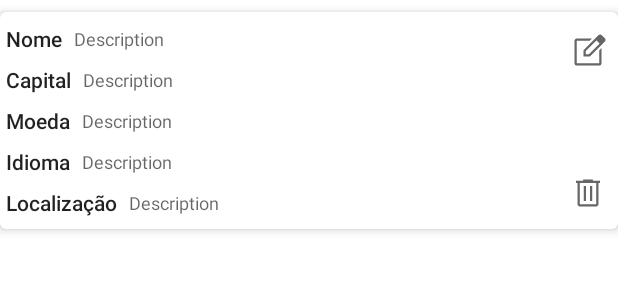
After one commit to Rphmelo/Android_3SIT_2023, an Android app: the layout view_country_item.xml on its own in the app's theme, with its tools: preview values and no code run, on a phone screen of 412 x 824 dp. The commit adds this screen. Shown: the top 300 px of the screen. Run offline under Robolectric (Android 15) with nearby library versions, the phone set to English and light mode, and no system bars.

Commit message:
prep for class

```diff
--- a/Countries/app/build.gradle
+++ b/Countries/app/build.gradle
@@ -4,7 +4,7 @@ plugins {
 }
 
 android {
-    compileSdk 32
+    compileSdk 33
 
     defaultConfig {
         applicationId "br.com.fiap.countries"
--- /dev/null
+++ b/Countries/app/src/main/res/drawable/ic_delete.xml
@@ -0,0 +1,11 @@
+<?xml version="1.0" encoding="utf-8"?>
+<vector xmlns:android="http://schemas.android.com/apk/res/android"
+    android:width="48dp"
+    android:height="48dp"
+    android:viewportWidth="48"
+    android:viewportHeight="48"
+    android:tint="?attr/colorControlNormal">
+    <path
+        android:fillColor="@android:color/white"
+        android:pathData="M13.05,42Q11.8,42 10.925,41.125Q10.05,40.25 10.05,39V10.5H8V7.5H17.4V6H30.6V7.5H40V10.5H37.95V39Q37.95,40.2 37.05,41.1Q36.15,42 34.95,42ZM34.95,10.5H13.05V39Q13.05,39 13.05,39Q13.05,39 13.05,39H34.95Q34.95,39 34.95,39Q34.95,39 34.95,39ZM18.35,34.7H21.35V14.75H18.35ZM26.65,34.7H29.65V14.75H26.65ZM13.05,10.5V39Q13.05,39 13.05,39Q13.05,39 13.05,39Q13.05,39 13.05,39Q13.05,39 13.05,39Z"/>
+</vector>
--- /dev/null
+++ b/Countries/app/src/main/res/drawable/ic_edit.xml
@@ -0,0 +1,11 @@
+<?xml version="1.0" encoding="utf-8"?>
+<vector xmlns:android="http://schemas.android.com/apk/res/android"
+    android:width="48dp"
+    android:height="48dp"
+    android:viewportWidth="48"
+    android:viewportHeight="48"
+    android:tint="?attr/colorControlNormal">
+    <path
+        android:fillColor="@android:color/white"
+        android:pathData="M9,47.4Q7.8,47.4 6.9,46.5Q6,45.6 6,44.4V14.4Q6,13.2 6.9,12.3Q7.8,11.4 9,11.4H29.25L26.25,14.4H9Q9,14.4 9,14.4Q9,14.4 9,14.4V44.4Q9,44.4 9,44.4Q9,44.4 9,44.4H39Q39,44.4 39,44.4Q39,44.4 39,44.4V27L42,24V44.4Q42,45.6 41.1,46.5Q40.2,47.4 39,47.4ZM24,29.4Q24,29.4 24,29.4Q24,29.4 24,29.4Q24,29.4 24,29.4Q24,29.4 24,29.4Q24,29.4 24,29.4Q24,29.4 24,29.4ZM33.1,11.8 L35.25,13.9 21,28.1V32.4H25.25L39.55,18.1L41.65,20.2L26.5,35.4H18V26.9ZM41.65,20.2 L33.1,11.8 38.1,6.8Q38.95,5.95 40.225,5.95Q41.5,5.95 42.35,6.85L46.55,11.1Q47.4,12 47.4,13.225Q47.4,14.45 46.5,15.3Z"/>
+</vector>
--- /dev/null
+++ b/Countries/app/src/main/res/layout/view_country_item.xml
@@ -0,0 +1,165 @@
+<?xml version="1.0" encoding="utf-8"?>
+<com.google.android.material.card.MaterialCardView xmlns:android="http://schemas.android.com/apk/res/android"
+    android:layout_width="match_parent"
+    android:layout_height="wrap_content"
+    xmlns:app="http://schemas.android.com/apk/res-auto"
+    xmlns:tools="http://schemas.android.com/tools"
+    app:cardElevation="@dimen/spacing_xs"
+    app:cardCornerRadius="@dimen/spacing_xs"
+    android:layout_marginTop="@dimen/spacing_sm"
+    >
+
+    <androidx.constraintlayout.widget.ConstraintLayout
+        android:layout_width="match_parent"
+        android:layout_height="wrap_content"
+        android:layout_marginVertical="@dimen/spacing_sm"
+        >
+
+        <TextView
+            android:id="@+id/countryNameLabel"
+            android:layout_width="wrap_content"
+            android:layout_height="wrap_content"
+            android:text="@string/country_name_label"
+            android:layout_marginStart="@dimen/spacing_xs"
+            app:layout_constraintStart_toStartOf="parent"
+            app:layout_constraintTop_toTopOf="parent"
+            style="@style/TextAppearance.AppCompat.Body2"
+            />
+
+        <TextView
+            android:id="@+id/countryNameValue"
+            android:layout_width="0dp"
+            android:layout_height="wrap_content"
+            tools:text="Description"
+            android:layout_marginStart="@dimen/spacing_sm"
+            app:layout_constraintStart_toEndOf="@+id/countryNameLabel"
+            app:layout_constraintEnd_toStartOf="@id/iconUpdate"
+            app:layout_constraintTop_toTopOf="@+id/countryNameLabel"
+            app:layout_constraintBottom_toBottomOf="@+id/countryNameLabel"
+            style="@style/TextAppearance.AppCompat.Caption"
+            />
+
+        <TextView
+            android:id="@+id/countryCapitalLabel"
+            android:layout_width="wrap_content"
+            android:layout_height="wrap_content"
+            android:text="@string/country_capital_label"
+            android:layout_marginTop="@dimen/spacing_sm"
+            android:layout_marginStart="@dimen/spacing_xs"
+            app:layout_constraintStart_toStartOf="parent"
+            app:layout_constraintTop_toBottomOf="@id/countryNameLabel"
+            style="@style/TextAppearance.AppCompat.Body2"
+            />
+
+        <TextView
+            android:id="@+id/countryCapitalValue"
+            android:layout_width="0dp"
+            android:layout_height="wrap_content"
+            tools:text="Description"
+            android:layout_marginStart="@dimen/spacing_sm"
+            app:layout_constraintStart_toEndOf="@+id/countryCapitalLabel"
+            app:layout_constraintEnd_toStartOf="@id/iconUpdate"
+            app:layout_constraintTop_toTopOf="@+id/countryCapitalLabel"
+            app:layout_constraintBottom_toBottomOf="@+id/countryCapitalLabel"
+            style="@style/TextAppearance.AppCompat.Caption"
+            />
+
+        <TextView
+            android:id="@+id/countryCurrencyLabel"
+            android:layout_width="wrap_content"
+            android:layout_height="wrap_content"
+            android:text="@string/country_currency_label"
+            android:layout_marginTop="@dimen/spacing_sm"
+            android:layout_marginStart="@dimen/spacing_xs"
+            app:layout_constraintStart_toStartOf="parent"
+            app:layout_constraintTop_toBottomOf="@id/countryCapitalLabel"
+            style="@style/TextAppearance.AppCompat.Body2"
+            />
+
+        <TextView
+            android:id="@+id/countryCurrencyValue"
+            android:layout_width="0dp"
+            android:layout_height="wrap_content"
+            tools:text="Description"
+            android:layout_marginStart="@dimen/spacing_sm"
+            app:layout_constraintStart_toEndOf="@+id/countryCurrencyLabel"
+            app:layout_constraintEnd_toStartOf="@id/iconUpdate"
+            app:layout_constraintTop_toTopOf="@+id/countryCurrencyLabel"
+            app:layout_constraintBottom_toBottomOf="@+id/countryCurrencyLabel"
+            style="@style/TextAppearance.AppCompat.Caption"
+            />
+
+        <TextView
+            android:id="@+id/countryLanguageLabel"
+            android:layout_width="wrap_content"
+            android:layout_height="wrap_content"
+            android:text="@string/country_language_label"
+            android:layout_marginTop="@dimen/spacing_sm"
+            android:layout_marginStart="@dimen/spacing_xs"
+            app:layout_constraintStart_toStartOf="parent"
+            app:layout_constraintTop_toBottomOf="@id/countryCurrencyLabel"
+            style="@style/TextAppearance.AppCompat.Body2"
+            />
+
+        <TextView
+            android:id="@+id/countryLanguageValue"
+            android:layout_width="0dp"
+            android:layout_height="wrap_content"
+            tools:text="Description"
+            android:layout_marginStart="@dimen/spacing_sm"
+            app:layout_constraintStart_toEndOf="@+id/countryLanguageLabel"
+            app:layout_constraintEnd_toStartOf="@id/iconDelete"
+            app:layout_constraintTop_toTopOf="@+id/countryLanguageLabel"
+            app:layout_constraintBottom_toBottomOf="@+id/countryLanguageLabel"
+            style="@style/TextAppearance.AppCompat.Caption"
+            />
+
+        <TextView
+            android:id="@+id/countryLocationLabel"
+            android:layout_width="wrap_content"
+            android:layout_height="wrap_content"
+            android:text="@string/country_location_label"
+            android:layout_marginTop="@dimen/spacing_sm"
+            android:layout_marginStart="@dimen/spacing_xs"
+            app:layout_constraintStart_toStartOf="parent"
+            app:layout_constraintTop_toBottomOf="@id/countryLanguageLabel"
+            style="@style/TextAppearance.AppCompat.Body2"
+            />
+
+        <TextView
+            android:id="@+id/countryLocationValue"
+            android:layout_width="0dp"
+            android:layout_height="wrap_content"
+            tools:text="Description"
+            android:layout_marginStart="@dimen/spacing_sm"
+            app:layout_constraintStart_toEndOf="@+id/countryLocationLabel"
+            app:layout_constraintEnd_toStartOf="@id/iconDelete"
+            app:layout_constraintTop_toTopOf="@+id/countryLocationLabel"
+            app:layout_constraintBottom_toBottomOf="@+id/countryLocationLabel"
+            style="@style/TextAppearance.AppCompat.Caption"
+            />
+
+        <androidx.appcompat.widget.AppCompatImageView
+            android:id="@+id/iconUpdate"
+            android:layout_width="@dimen/icon_size"
+            android:layout_height="@dimen/icon_size"
+            app:srcCompat="@drawable/ic_edit"
+            app:layout_constraintTop_toTopOf="parent"
+            app:layout_constraintEnd_toEndOf="parent"
+            android:padding="@dimen/spacing_xs"
+            android:layout_marginEnd="@dimen/spacing_xs"
+            />
+
+        <androidx.appcompat.widget.AppCompatImageView
+            android:id="@+id/iconDelete"
+            android:layout_width="@dimen/icon_size"
+            android:layout_height="@dimen/icon_size"
+            app:srcCompat="@drawable/ic_delete"
+            app:layout_constraintBottom_toBottomOf="parent"
+            app:layout_constraintEnd_toEndOf="parent"
+            android:padding="@dimen/spacing_xs"
+            android:layout_marginEnd="@dimen/spacing_xs"
+            />
+    </androidx.constraintlayout.widget.ConstraintLayout>
+
+</com.google.android.material.card.MaterialCardView>
--- /dev/null
+++ b/Countries/app/src/main/res/values/dimens.xml
@@ -0,0 +1,8 @@
+<?xml version="1.0" encoding="utf-8"?>
+<resources>
+    <dimen name="spacing_xs">4dp</dimen>
+    <dimen name="spacing_sm">8dp</dimen>
+    <dimen name="spacing_md">16dp</dimen>
+    <dimen name="spacing_lg">24dp</dimen>
+    <dimen name="icon_size">32dp</dimen>
+</resources>
--- a/Countries/app/src/main/res/values/strings.xml
+++ b/Countries/app/src/main/res/values/strings.xml
@@ -1,3 +1,13 @@
 <resources>
     <string name="app_name">Countries</string>
+    <string name="register_button_text">Cadastrar</string>
+    <string name="register_update_country_fragment_label">Cadastrar e Atualizar Países</string>
+    <string name="countries_fragment_label">Lista de Países</string>
+    <string name="back_to_countries_label">Voltar Para Lista</string>
+    <string name="country_name_label">Nome</string>
+    <string name="country_capital_label">Capital</string>
+    <string name="country_language_label">Idioma</string>
+    <string name="country_currency_label">Moeda</string>
+    <string name="country_location_label">Localização</string>
+    <string name="register_country_button_label">Cadastrar</string>
 </resources>
```
Also changed, not shown: Countries/app/src/main/java/br/com/fiap/countries/CountriesFragment.kt (added, +26 -0 lines), Countries/app/src/main/java/br/com/fiap/countries/CountryAdapter.kt (added, +52 -0 lines), Countries/app/src/main/java/br/com/fiap/countries/RegisterCountryFragment.kt (added, +31 -0 lines), Countries/app/src/main/java/br/com/fiap/countries/model/CountryModel.kt (added, +9 -0 lines), Countries/app/src/main/res/layout/fragment_countries.xml (added, +31 -0 lines), Countries/app/src/main/res/layout/fragment_register_country.xml (added, +129 -0 lines).
